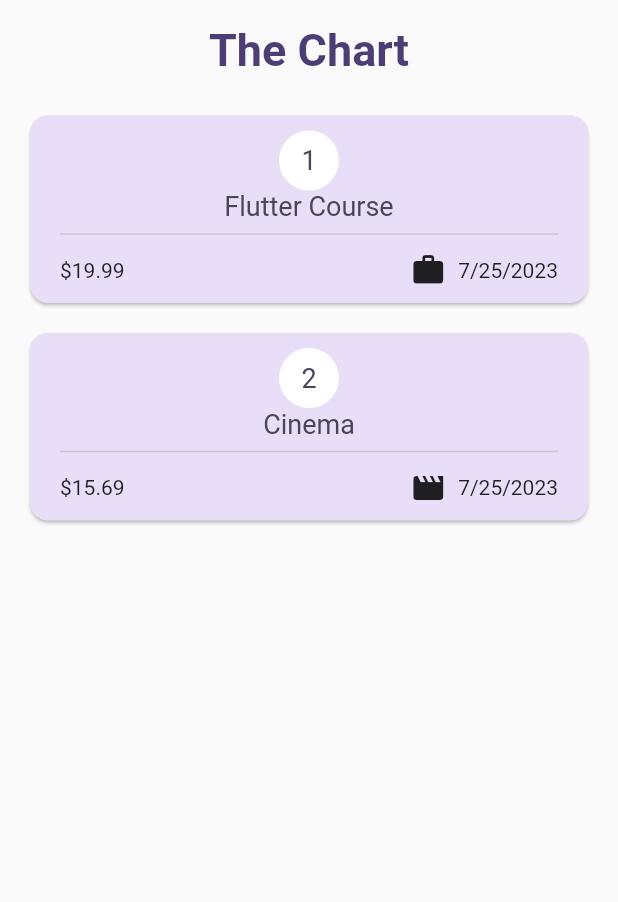
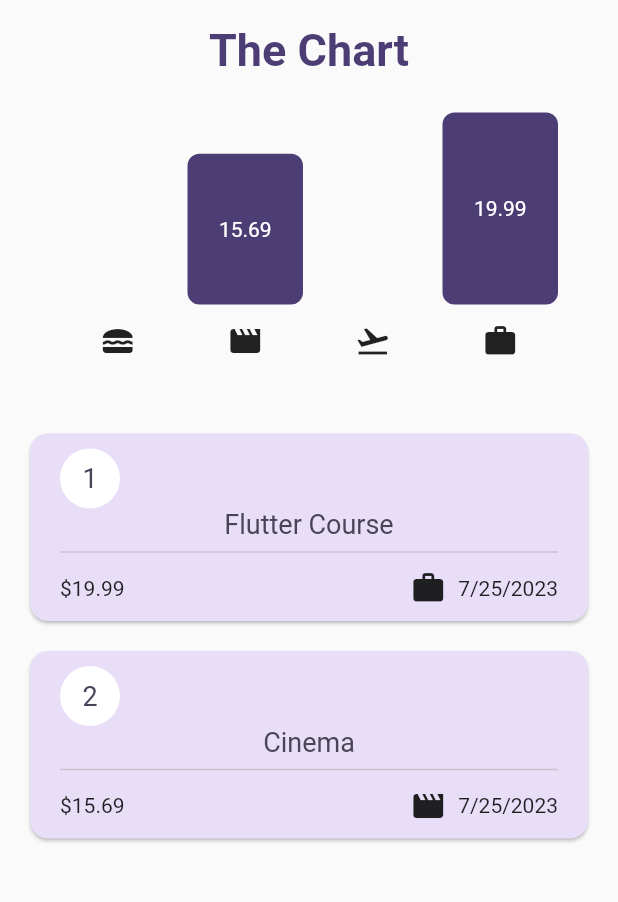
Before and after one commit to fantasy-art/expense_tracker, a Flutter app: the screen it shows after launch, on a phone screen of 412 x 824 dp, the part 84-986 px from its top. Run offline on Flutter 3.47's test engine with Material 2 defaults, Android fonts, the phone set to English and light mode, and no system bars.

Commit message:
Project Done

```diff
--- a/lib/views/expenses_view.dart
+++ b/lib/views/expenses_view.dart
@@ -1,4 +1,5 @@
 import 'package:expense_tracker/main.dart';
+import 'package:expense_tracker/widgets/chart/chart.dart';
 import 'package:flutter/material.dart';
 
 import 'package:expense_tracker/widgets/expenses/expenses_list.dart';
@@ -86,6 +87,7 @@ class _ExpensesViewState extends State<ExpensesView> {
         children: [
           const SizedBox(height: 16),
           Text('The Chart', style: Theme.of(context).textTheme.headlineMedium),
+          Chart(expense: registeredExpenses),
           const SizedBox(height: 16),
           mainContent,
         ],
--- /dev/null
+++ b/lib/widgets/chart/chart.dart
@@ -0,0 +1,62 @@
+import 'package:expense_tracker/models/expense.dart';
+import 'package:expense_tracker/widgets/chart/chart_bar.dart';
+import 'package:flutter/material.dart';
+
+class Chart extends StatelessWidget {
+  const Chart({super.key, required this.expense});
+
+  final List<Expense> expense;
+  List<ExpenseBucket> get buckets {
+    return [
+      ExpenseBucket.forCategory(expense, Category.food),
+      ExpenseBucket.forCategory(expense, Category.leisure),
+      ExpenseBucket.forCategory(expense, Category.travel),
+      ExpenseBucket.forCategory(expense, Category.work),
+    ];
+  }
+
+  double get maxTotalExpense {
+    double maxTotalExpense = 0;
+    for (final bucket in buckets) {
+      if (bucket.totalExpenses > maxTotalExpense) {
+        maxTotalExpense = bucket.totalExpenses;
+      }
+    }
+    return maxTotalExpense;
+  }
+
+  @override
+  Widget build(BuildContext context) {
+    return Container(
+      margin: const EdgeInsets.all(16),
+      padding: const EdgeInsets.symmetric(horizontal: 20, vertical: 8),
+      width: double.infinity,
+      height: 180,
+      decoration: BoxDecoration(borderRadius: BorderRadius.circular(16)),
+      child: Column(
+        children: [
+          Expanded(
+              child: Row(
+            crossAxisAlignment: CrossAxisAlignment.end,
+            children: [
+              for (final bucket in buckets)
+                ChartBar(
+                  fill: bucket.totalExpenses / maxTotalExpense,
+                  textAmount: bucket.totalExpenses,
+                )
+            ],
+          )),
+          const SizedBox(height: 12),
+          Row(
+              children: buckets
+                  .map((bucket) => Expanded(
+                          child: Padding(
+                        padding: const EdgeInsets.symmetric(horizontal: 4),
+                        child: Icon(categoryIcons[bucket.category]),
+                      )))
+                  .toList())
+        ],
+      ),
+    );
+  }
+}
--- /dev/null
+++ b/lib/widgets/chart/chart_bar.dart
@@ -0,0 +1,30 @@
+import 'package:flutter/material.dart';
+
+class ChartBar extends StatelessWidget {
+  const ChartBar({super.key, required this.fill, required this.textAmount});
+  final double fill;
+  final double textAmount;
+
+  @override
+  Widget build(BuildContext context) {
+    return Expanded(
+      child: Padding(
+        padding: const EdgeInsets.symmetric(horizontal: 4),
+        child: FractionallySizedBox(
+          heightFactor: fill,
+          child: DecoratedBox(
+              decoration: BoxDecoration(
+                  color: Theme.of(context).colorScheme.onPrimaryContainer,
+                  shape: BoxShape.rectangle,
+                  borderRadius: BorderRadius.circular(8)),
+              child: Center(
+                child: Text(
+                  textAmount.toString(),
+                  style: const TextStyle(color: Colors.white),
+                ),
+              )),
+        ),
+      ),
+    );
+  }
+}
--- a/lib/widgets/expenses/expenses_item.dart
+++ b/lib/widgets/expenses/expenses_item.dart
@@ -14,11 +14,14 @@ class ExpenseItem extends StatelessWidget {
           padding: const EdgeInsets.symmetric(horizontal: 20, vertical: 10),
           child: Column(
             children: [
-              CircleAvatar(
-                backgroundColor: Colors.white,
-                child: Text(
-                  idExpense.toString(),
-                  style: Theme.of(context).textTheme.titleLarge,
+              Container(
+                alignment: Alignment.centerLeft,
+                child: CircleAvatar(
+                  backgroundColor: Colors.white,
+                  child: Text(
+                    idExpense.toString(),
+                    style: Theme.of(context).textTheme.titleLarge,
+                  ),
                 ),
               ),
               Text(
--- a/lib/widgets/expenses/expenses_list.dart
+++ b/lib/widgets/expenses/expenses_list.dart
@@ -22,7 +22,6 @@ class ExpensesList extends StatelessWidget {
             decoration: BoxDecoration(
                 color: Theme.of(context).colorScheme.error.withOpacity(0.7),
                 borderRadius: BorderRadius.circular(16)),
-            child: const Text('Delete'),
           ),
           key: ValueKey(expenses[index]),
           onDismissed: (direction) => onRemoveExpense(expenses[index]),
```
